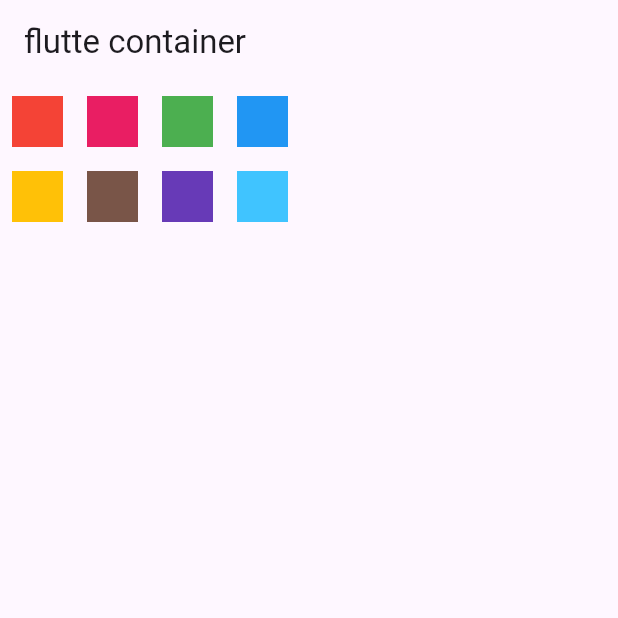
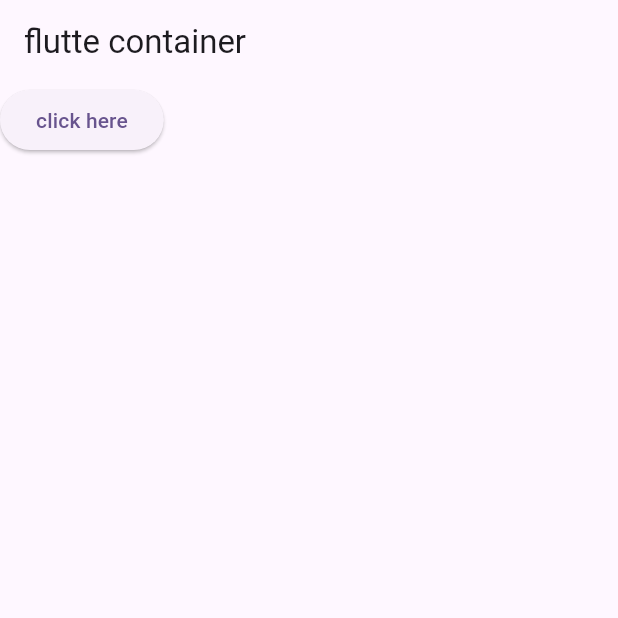
Before and after one commit to kri-sh27/flutter_practice, a Flutter app: the screen it shows after launch, on a phone screen of 412 x 824 dp, the top half of it. Run offline on Flutter 3.47's test engine with Material 2 defaults, Android fonts, the phone set to English and light mode, and no system bars.

Commit message:
call back

```diff
--- a/practice/lib/main.dart
+++ b/practice/lib/main.dart
@@ -32,6 +32,10 @@ class MyHomePage extends StatefulWidget {
 }
 
 class _MyHomePageState extends State<MyHomePage> {
+  callBack() {
+    print(" button clicked !");
+  }
+
   @override
   Widget build(BuildContext context) {
     var arrColors = [
@@ -49,62 +53,64 @@ class _MyHomePageState extends State<MyHomePage> {
         appBar: AppBar(
           title: const Text("flutte container "),
         ),
-        body: Container(
-          width: 200,
-          child: GridView.count(
-            crossAxisCount: 4,
-            children: [
-              Padding(
-                padding: const EdgeInsets.all(8.0),
-                child: Container(
-                  color: arrColors[0],
-                ),
-              ),
-              Padding(
-                padding: const EdgeInsets.all(8.0),
-                child: Container(
-                  color: arrColors[1],
-                ),
-              ),
-              Padding(
-                padding: const EdgeInsets.all(8.0),
-                child: Container(
-                  color: arrColors[2],
-                ),
-              ),
-              Padding(
-                padding: const EdgeInsets.all(8.0),
-                child: Container(
-                  color: arrColors[3],
-                ),
-              ),
-              Padding(
-                padding: const EdgeInsets.all(8.0),
-                child: Container(
-                  color: arrColors[4],
-                ),
-              ),
-              Padding(
-                padding: const EdgeInsets.all(8.0),
-                child: Container(
-                  color: arrColors[5],
-                ),
-              ),
-              Padding(
-                padding: const EdgeInsets.all(8.0),
-                child: Container(
-                  color: arrColors[6],
-                ),
-              ),
-              Padding(
-                padding: const EdgeInsets.all(8.0),
-                child: Container(
-                  color: arrColors[7],
-                ),
-              ),
-            ],
-          ),
-        )
+        body:
+            ElevatedButton(onPressed: callBack, child: const Text("click here"))
+        //  Container(
+        //   width: 200,
+        //   child: GridView.count(
+        //     crossAxisCount: 4,
+        //     children: [
+        //       Padding(
+        //         padding: const EdgeInsets.all(8.0),
+        //         child: Container(
+        //           color: arrColors[0],
+        //         ),
+        //       ),
+        //       Padding(
+        //         padding: const EdgeInsets.all(8.0),
+        //         child: Container(
+        //           color: arrColors[1],
+        //         ),
+        //       ),
+        //       Padding(
+        //         padding: const EdgeInsets.all(8.0),
+        //         child: Container(
+        //           color: arrColors[2],
+        //         ),
+        //       ),
+        //       Padding(
+        //         padding: const EdgeInsets.all(8.0),
+        //         child: Container(
+        //           color: arrColors[3],
+        //         ),
+        //       ),
+        //       Padding(
+        //         padding: const EdgeInsets.all(8.0),
+        //         child: Container(
+        //           color: arrColors[4],
+        //         ),
+        //       ),
+        //       Padding(
+        //         padding: const EdgeInsets.all(8.0),
+        //         child: Container(
+        //           color: arrColors[5],
+        //         ),
+        //       ),
+        //       Padding(
+        //         padding: const EdgeInsets.all(8.0),
+        //         child: Container(
+        //           color: arrColors[6],
+        //         ),
+        //       ),
+        //       Padding(
+        //         padding: const EdgeInsets.all(8.0),
+        //         child: Container(
+        //           color: arrColors[7],
+        //         ),
+        //       ),
+        //     ],
+        //   ),
+        // )
         // Center(
         //   child: Container(
         //     width: 300,
```
